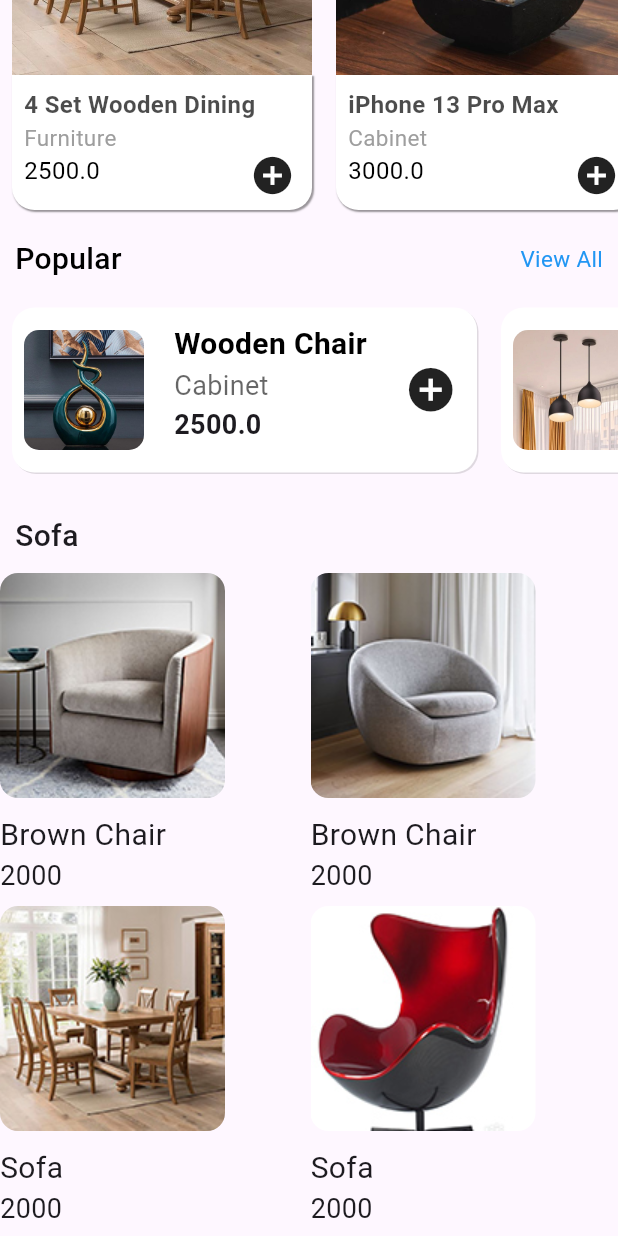
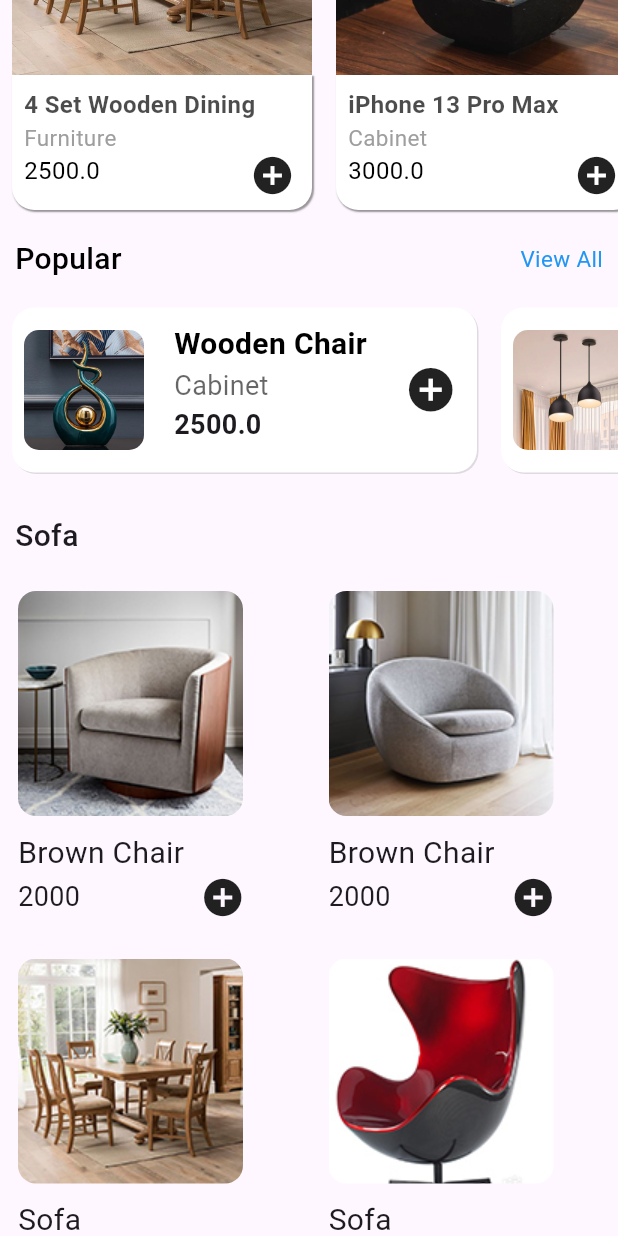
Before and after one commit to Tosin8/ktea, a Flutter app: the Home_Body screen opened directly, scrolled down 406 dp, on a phone screen of 412 x 824 dp. Run offline on Flutter 3.47's test engine with Material 3 defaults, Android fonts, the phone set to English and light mode, and no system bars; our stand-ins replace animate_do, badges, cloud_firestore, custom_navigation_bar, firebase_auth, firebase_core and 3 more; missing offline and left inert: antdesign_icons, flutter_masonry_view; accounts and stored records are empty.

Commit message:
done with UI Sofa

```diff
--- a/lib/screens/home/home_body.dart
+++ b/lib/screens/home/home_body.dart
@@ -92,41 +92,16 @@ SingleChildScrollView(
 ),
 const SizedBox(height: 10,),
  const productTitleCategory(title: 'Sofa',),
-//  Expanded(
 
-//      child: MasonryGridView.count(
-//       shrinkWrap: true,
-//       crossAxisCount: 2,
-//      mainAxisSpacing: 1,
-//      crossAxisSpacing: 2,
-//      itemCount: sofas.length,
-//      itemBuilder: (context , index) {
-//        return  Padding(
-//          padding: const EdgeInsets.all(15.0),
-//          child: sofaProductCard(
-//          sofas: sofas[index],
-//               ),
-//        );
-//    }),
-//    ),
 
-//  Expanded(
-//   child: MasonryView(
-//   listOfItem: sofas,
-//   numberOfColumn: 2,
-//   itemBuilder: (sofa) {
-//     return  sofaProductCard(
-//       sofas: sofas[sofas.indexOf(sofa)],
-//     );
-//   }
-//   ),
-//   ),
 Expanded(child: StaggeredGrid.count(
   crossAxisCount: 2,
   mainAxisSpacing: 2,
   crossAxisSpacing: 2,
   children: List.generate(sofas.length, (index) =>
-  sofaProductCard(sofas: sofas[index]),
+  Padding(
+    padding: const EdgeInsets.all(12),
+    child: sofaProductCard(sofas: sofas[index])),
   )
   ),
   ),
@@ -136,39 +111,3 @@ Expanded(child: StaggeredGrid.count(
          );
   }
 }
-
-class sofaProductCard extends StatelessWidget {
-  const sofaProductCard({
-    super.key, required this.sofas,
-  });
-
-final Sofa sofas;
-  @override
-  Widget build(BuildContext context) {
-    return Container(
-     height: 220,
-     child: Column(
-       crossAxisAlignment: CrossAxisAlignment.start,
-       children: [
-         Container(
-           height: 150, width: 150,
-           decoration: BoxDecoration(
-             borderRadius: BorderRadius.circular(12),
-
-             image: DecorationImage(
-               image: AssetImage(sofas.imgUrl),
-                fit: BoxFit.cover),
-           ),
-           ),
-           const SizedBox(height: 10),
-           Text(sofas.title, style: const TextStyle(fontSize: 20, fontWeight: FontWeight.w400),
-           ),
-           Text(sofas.price,
-            style: const TextStyle(fontSize: 18,
-             fontWeight: FontWeight.w400),)
-
-       ]
-     ),
-    );
-  }
-}
--- a/lib/screens/home/home_widget.dart
+++ b/lib/screens/home/home_widget.dart
@@ -9,6 +9,7 @@ import 'dart:async';
 
 import '../../model/new_arrival.dart';
 import '../../model/popular.dart';
+import '../../model/sofa.dart';
 import '../extended_screen/notification.dart';
 
 class App_Drawer extends StatelessWidget {
@@ -480,3 +481,47 @@ final String title;
     );
   }
 }
+
+
+class sofaProductCard extends StatelessWidget {
+  const sofaProductCard({
+    super.key, required this.sofas,
+  });
+
+final Sofa sofas;
+  @override
+  Widget build(BuildContext context) {
+    return Container(
+    // height: 220,
+     child: Column(
+       crossAxisAlignment: CrossAxisAlignment.start,
+       children: [
+         Container(
+           height: 150, width: 150,
+           decoration: BoxDecoration(
+             borderRadius: BorderRadius.circular(12),
+
+             image: DecorationImage(
+               image: AssetImage(sofas.imgUrl),
+                fit: BoxFit.cover),
+           ),
+           ),
+           const SizedBox(height: 10),
+           Text(sofas.title, style: const TextStyle(fontSize: 20, fontWeight: FontWeight.w400),
+           ),
+           Row(
+
+             children: [
+               Text(sofas.price,
+                style: const TextStyle(fontSize: 18,
+                 fontWeight: FontWeight.w400),),
+                 SizedBox(width: 80,),
+                 Icon(Icons.add_circle, size: 30)
+             ],
+           )
+
+       ]
+     ),
+    );
+  }
+}
```
